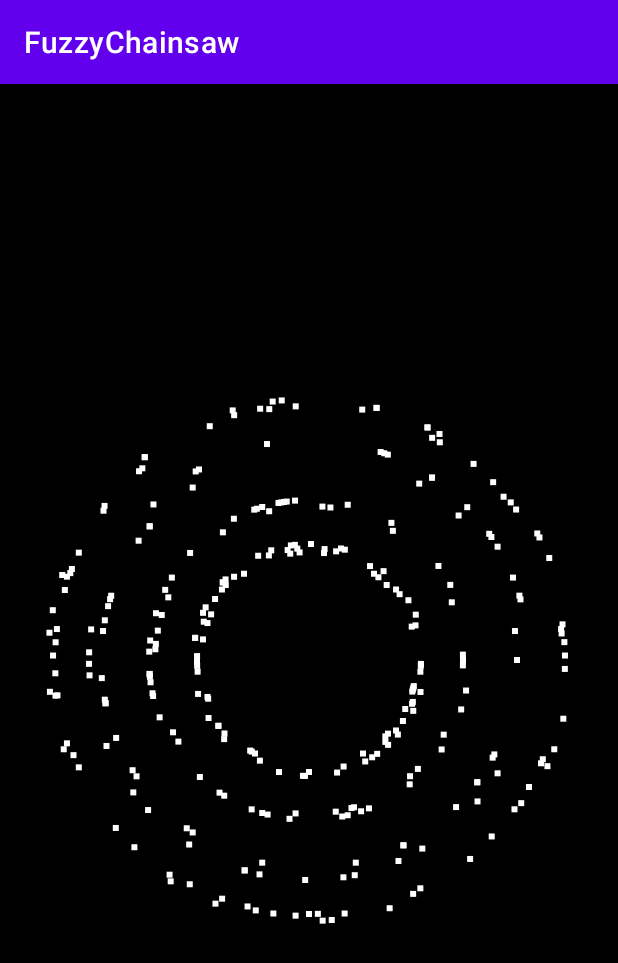
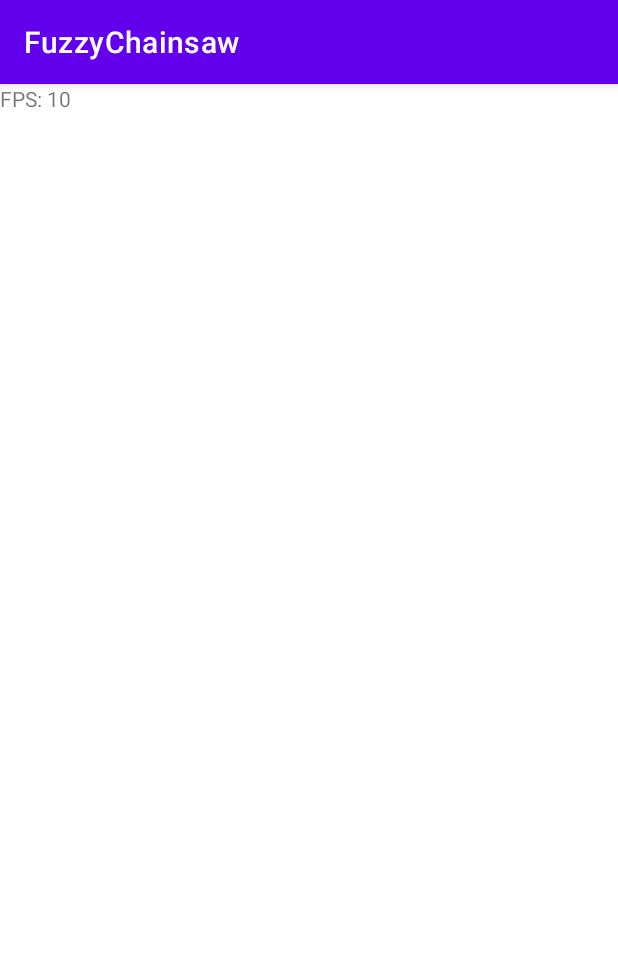
Before and after one commit to skywish/FuzzyChainsaw, an Android app: the screen it shows after launch (MainActivity), on a phone screen of 412 x 824 dp. Shown: the top 963 px of the screen. Run offline under Robolectric (Android 15) with nearby library versions, the phone set to English and light mode, and no system bars; libraries missing offline, so code that uses them is left out: androidx.datastore, androidx.datastore.preferences.

Commit message:
添加自定义view，fps监控

```diff
--- /dev/null
+++ b/app/src/main/java/com/example/fuzzychainsaw/util/FPSMonitor.kt
@@ -0,0 +1,50 @@
+package com.example.fuzzychainsaw.util
+
+import android.os.Handler
+import android.os.Looper
+import android.view.Choreographer
+
+object FPSMonitor {
+    private var count = 0
+    private var isFPSOpen = false
+    private val handler by lazy {
+        Handler(Looper.getMainLooper())
+    }
+    private val fpsRunnable by lazy {
+        FPSRunnable()
+    }
+    val listener = mutableListOf<(Int) -> Unit>()
+
+    class FPSRunnable : Choreographer.FrameCallback, Runnable {
+        override fun doFrame(frameTimeNanos: Long) {
+            count++
+            Choreographer.getInstance().postFrameCallback(this)
+        }
+
+        override fun run() {
+            listener.forEach {
+                it.invoke(count)
+            }
+            count = 0
+            handler.postDelayed(this, 1000)
+        }
+    }
+
+
+    fun start() {
+        if (!isFPSOpen) {
+            isFPSOpen = true
+            Choreographer.getInstance().postFrameCallback(fpsRunnable)
+            handler.postDelayed(fpsRunnable, 1000)
+        }
+    }
+
+    fun stop() {
+        if (isFPSOpen) {
+            isFPSOpen = false
+            count = 0
+            Choreographer.getInstance().removeFrameCallback(fpsRunnable)
+            handler.removeCallbacks(fpsRunnable)
+        }
+    }
+}
--- a/app/src/main/res/layout/activity_main.xml
+++ b/app/src/main/res/layout/activity_main.xml
@@ -4,54 +4,24 @@
     xmlns:tools="http://schemas.android.com/tools"
     android:layout_width="match_parent"
     android:layout_height="match_parent"
-    android:background="@color/black"
     tools:context=".MainActivity">
 
-    <com.example.fuzzychainsaw.view.RoundImage
-        android:id="@+id/roundimage"
-        android:layout_width="100dp"
-        android:layout_height="100dp"
-        android:visibility="gone"
-        android:scaleType="centerInside"
-        app:srcCompat="@drawable/icon"
-        app:layout_constraintBottom_toBottomOf="parent"
+<!--    <com.example.fuzzychainsaw.view.TestView-->
+<!--        android:id="@+id/testview"-->
+<!--        android:layout_width="match_parent"-->
+<!--        android:layout_height="match_parent"-->
+<!--        app:layout_constraintBottom_toBottomOf="parent"-->
+<!--        app:layout_constraintLeft_toLeftOf="parent"-->
+<!--        app:layout_constraintRight_toRightOf="parent"-->
+<!--        app:layout_constraintTop_toTopOf="parent" />-->
+
+    <TextView
+        android:id="@+id/fps"
+        android:layout_width="wrap_content"
+        android:layout_height="wrap_content"
+        android:text="FPS: "
         app:layout_constraintLeft_toLeftOf="parent"
-        app:layout_constraintRight_toRightOf="parent"
         app:layout_constraintTop_toTopOf="parent"/>
 
-    <com.example.fuzzychainsaw.view.cloud.Nebula
-        android:id="@+id/nebula"
-        android:layout_width="400dp"
-        android:layout_height="400dp"
-        android:visibility="visible"
-        android:scaleType="centerInside"
-        app:srcCompat="@drawable/icon"
-        app:layout_constraintBottom_toBottomOf="parent"
-        app:layout_constraintLeft_toLeftOf="parent"
-        app:layout_constraintRight_toRightOf="parent"
-        app:layout_constraintTop_toTopOf="parent"/>
-
-    <com.example.fuzzychainsaw.view.ProcessBar
-        android:id="@+id/process"
-        android:layout_width="match_parent"
-        android:layout_height="40dp"
-        android:layout_marginStart="10dp"
-        android:layout_marginEnd="10dp"
-        android:visibility="gone"
-        app:layout_constraintBottom_toBottomOf="parent"
-        app:layout_constraintLeft_toLeftOf="parent"
-        app:layout_constraintRight_toRightOf="parent"
-        app:layout_constraintTop_toTopOf="parent" />
-
-    <Button
-        android:id="@+id/button"
-        android:layout_width="100dp"
-        android:layout_height="wrap_content"
-        android:layout_marginTop="40dp"
-        android:text="Retry"
-        android:visibility="gone"
-        app:layout_constraintLeft_toLeftOf="parent"
-        app:layout_constraintRight_toRightOf="parent"
-        app:layout_constraintTop_toBottomOf="@id/process" />
 
 </androidx.constraintlayout.widget.ConstraintLayout>
--- a/app/src/main/res/values/colors.xml
+++ b/app/src/main/res/values/colors.xml
@@ -7,4 +7,8 @@
     <color name="teal_700">#FF018786</color>
     <color name="black">#FF000000</color>
     <color name="white">#FFFFFFFF</color>
+    <color name="light_blue_400">#FF29B6F6</color>
+    <color name="light_blue_600">#FF039BE5</color>
+    <color name="gray_400">#FFBDBDBD</color>
+    <color name="gray_600">#FF757575</color>
 </resources>
--- a/build.gradle
+++ b/build.gradle
@@ -8,7 +8,7 @@ buildscript {
     dependencies {
         classpath "com.android.tools.build:gradle:4.1.0"
         classpath "org.jetbrains.kotlin:kotlin-gradle-plugin:$kotlin_version"
-
+        classpath 'com.google.protobuf:protobuf-gradle-plugin:0.8.8'
         // NOTE: Do not place your application dependencies here; they belong
         // in the individual module build.gradle files
     }
```
Also changed, not shown: app/build.gradle (+43 -0 lines), app/src/main/java/com/example/fuzzychainsaw/MainActivity.kt (+31 -34 lines), app/src/main/java/com/example/fuzzychainsaw/util/Utils.kt (+7 -0 lines), app/src/main/java/com/example/fuzzychainsaw/view/CompeteView.kt (added, +66 -0 lines), app/src/main/java/com/example/fuzzychainsaw/view/TestView.kt (added, +52 -0 lines), app/src/main/java/com/example/fuzzychainsaw/view/load/LoadView.kt (added, +57 -0 lines), app/src/main/java/com/example/fuzzychainsaw/view/load/ProgressView.kt (added, +87 -0 lines), app/src/main/res/values-night/styles.xml (added, +7 -0 lines), app/src/main/res/values/attrs_my_view.xml (added, +8 -0 lines), app/src/main/res/values/styles.xml (added, +7 -0 lines), 1 other file.
